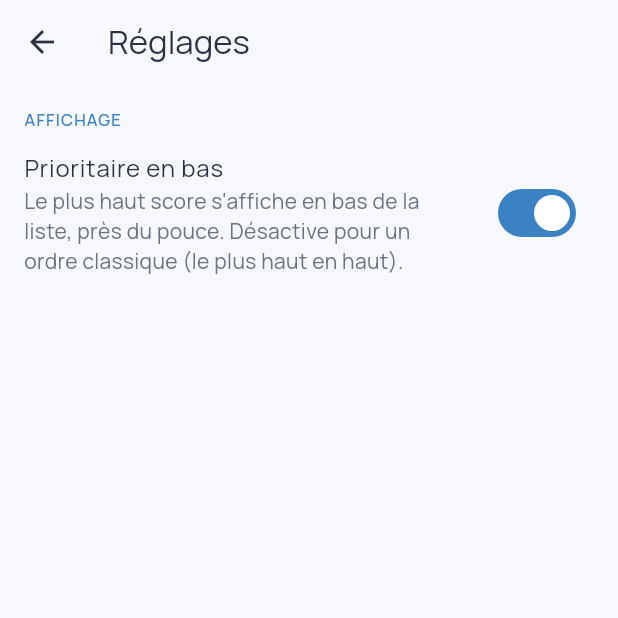
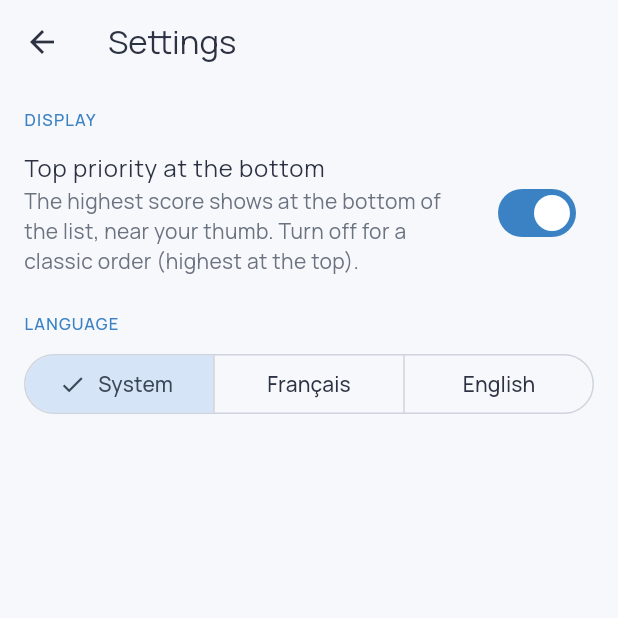
Before and after one commit to slashome/loop, a Flutter app: the screen it shows after launch, after a tap on the "settings" icon, on a phone screen of 412 x 824 dp, the top half of it. Run offline on Flutter 3.47's test engine with Material 3 defaults, Android fonts, the phone set to English and light mode, and no system bars; our stand-ins replace drift, drift_flutter, flutter_riverpod, google_fonts, shared_preferences; accounts and stored records are empty; generated files the repository leaves out were written again.

Commit message:
i18n : fondation fr/en + sélecteur de langue dans les Réglages
- flutter_localizations + gen-l10n (ARB en/fr), MaterialApp câblé (locale suit
  le réglage), Settings.languageTag persisté (système/fr/en).
- Sélecteur de langue (SegmentedButton) dans Réglages.
- Chaînes migrées : shell (nav, calendrier), onglet Actions (vues, état vide,
  indice, tooltips), Réglages. Reste (Repeats, édition, dates relatives) +
  dé-francisation du code : à sweeper ensuite.
- 48 tests verts, build web OK.

Co-Authored-By: Claude Opus 4.8 (1M context) <noreply@anthropic.com>

````diff
--- /dev/null
+++ b/l10n.yaml
@@ -0,0 +1,5 @@
+arb-dir: lib/l10n
+template-arb-file: app_en.arb
+output-localization-file: app_localizations.dart
+output-class: AppLocalizations
+nullable-getter: false
--- /dev/null
+++ b/lib/l10n/app_en.arb
@@ -0,0 +1,25 @@
+{
+  "@@locale": "en",
+  "appTitle": "Loop",
+  "navActions": "Actions",
+  "navRepeats": "Repeats",
+  "navCalendar": "Calendar",
+  "calendarComingSoon": "Calendar view — coming soon.",
+  "viewTodo": "To do",
+  "viewOverdue": "Overdue",
+  "viewUpcoming": "Upcoming",
+  "viewUndated": "No date",
+  "todoHint": "overdue + today",
+  "emptyList": "Nothing to show.",
+  "newTaskTooltip": "New task",
+  "newRecurrenceTooltip": "New recurrence",
+  "settingsTooltip": "Settings",
+  "settingsTitle": "Settings",
+  "settingsDisplay": "Display",
+  "settingsLanguage": "Language",
+  "newestAtBottomTitle": "Top priority at the bottom",
+  "newestAtBottomSubtitle": "The highest score shows at the bottom of the list, near your thumb. Turn off for a classic order (highest at the top).",
+  "languageSystem": "System",
+  "languageFrench": "Français",
+  "languageEnglish": "English"
+}
--- /dev/null
+++ b/lib/l10n/app_localizations.dart
@@ -0,0 +1,265 @@
+import 'dart:async';
+
+import 'package:flutter/foundation.dart';
+import 'package:flutter/widgets.dart';
+import 'package:flutter_localizations/flutter_localizations.dart';
+import 'package:intl/intl.dart' as intl;
+
+import 'app_localizations_en.dart';
+import 'app_localizations_fr.dart';
+
+// ignore_for_file: type=lint
+
+/// Callers can lookup localized strings with an instance of AppLocalizations
+/// returned by `AppLocalizations.of(context)`.
+///
+/// Applications need to include `AppLocalizations.delegate()` in their app's
+/// `localizationDelegates` list, and the locales they support in the app's
+/// `supportedLocales` list. For example:
+///
+/// ```dart
+/// import 'l10n/app_localizations.dart';
+///
+/// return MaterialApp(
+///   localizationsDelegates: AppLocalizations.localizationsDelegates,
+///   supportedLocales: AppLocalizations.supportedLocales,
+///   home: MyApplicationHome(),
+/// );
+/// ```
+///
+/// ## Update pubspec.yaml
+///
+/// Please make sure to update your pubspec.yaml to include the following
+/// packages:
+///
+/// ```yaml
+/// dependencies:
+///   # Internationalization support.
+///   flutter_localizations:
+///     sdk: flutter
+///   intl: any # Use the pinned version from flutter_localizations
+///
+///   # Rest of dependencies
+/// ```
+///
+/// ## iOS Applications
+///
+/// iOS applications define key application metadata, including supported
+/// locales, in an Info.plist file that is built into the application bundle.
+/// To configure the locales supported by your app, you’ll need to edit this
+/// file.
+///
+/// First, open your project’s ios/Runner.xcworkspace Xcode workspace file.
+/// Then, in the Project Navigator, open the Info.plist file under the Runner
+/// project’s Runner folder.
+///
+/// Next, select the Information Property List item, select Add Item from the
+/// Editor menu, then select Localizations from the pop-up menu.
+///
+/// Select and expand the newly-created Localizations item then, for each
+/// locale your application supports, add a new item and select the locale
+/// you wish to add from the pop-up menu in the Value field. This list should
+/// be consistent with the languages listed in the AppLocalizations.supportedLocales
+/// property.
+abstract class AppLocalizations {
+  AppLocalizations(String locale)
+      : localeName = intl.Intl.canonicalizedLocale(locale.toString());
+
+  final String localeName;
+
+  static AppLocalizations of(BuildContext context) {
+    return Localizations.of<AppLocalizations>(context, AppLocalizations)!;
+  }
+
+  static const LocalizationsDelegate<AppLocalizations> delegate =
+      _AppLocalizationsDelegate();
+
+  /// A list of this localizations delegate along with the default localizations
+  /// delegates.
+  ///
+  /// Returns a list of localizations delegates containing this delegate along with
+  /// GlobalMaterialLocalizations.delegate, GlobalCupertinoLocalizations.delegate,
+  /// and GlobalWidgetsLocalizations.delegate.
+  ///
+  /// Additional delegates can be added by appending to this list in
+  /// MaterialApp. This list does not have to be used at all if a custom list
+  /// of delegates is preferred or required.
+  static const List<LocalizationsDelegate<dynamic>> localizationsDelegates =
+      <LocalizationsDelegate<dynamic>>[
+    delegate,
+    GlobalMaterialLocalizations.delegate,
+    GlobalCupertinoLocalizations.delegate,
+    GlobalWidgetsLocalizations.delegate,
+  ];
+
+  /// A list of this localizations delegate's supported locales.
+  static const List<Locale> supportedLocales = <Locale>[
+    Locale('en'),
+    Locale('fr')
+  ];
+
+  /// No description provided for @appTitle.
+  ///
+  /// In en, this message translates to:
+  /// **'Loop'**
+  String get appTitle;
+
+  /// No description provided for @navActions.
+  ///
+  /// In en, this message translates to:
+  /// **'Actions'**
+  String get navActions;
+
+  /// No description provided for @navRepeats.
+  ///
+  /// In en, this message translates to:
+  /// **'Repeats'**
+  String get navRepeats;
+
+  /// No description provided for @navCalendar.
+  ///
+  /// In en, this message translates to:
+  /// **'Calendar'**
+  String get navCalendar;
+
+  /// No description provided for @calendarComingSoon.
+  ///
+  /// In en, this message translates to:
+  /// **'Calendar view — coming soon.'**
+  String get calendarComingSoon;
+
+  /// No description provided for @viewTodo.
+  ///
+  /// In en, this message translates to:
+  /// **'To do'**
+  String get viewTodo;
+
+  /// No description provided for @viewOverdue.
+  ///
+  /// In en, this message translates to:
+  /// **'Overdue'**
+  String get viewOverdue;
+
+  /// No description provided for @viewUpcoming.
+  ///
+  /// In en, this message translates to:
+  /// **'Upcoming'**
+  String get viewUpcoming;
+
+  /// No description provided for @viewUndated.
+  ///
+  /// In en, this message translates to:
+  /// **'No date'**
+  String get viewUndated;
+
+  /// No description provided for @todoHint.
+  ///
+  /// In en, this message translates to:
+  /// **'overdue + today'**
+  String get todoHint;
+
+  /// No description provided for @emptyList.
+  ///
+  /// In en, this message translates to:
+  /// **'Nothing to show.'**
+  String get emptyList;
+
+  /// No description provided for @newTaskTooltip.
+  ///
+  /// In en, this message translates to:
+  /// **'New task'**
+  String get newTaskTooltip;
+
+  /// No description provided for @newRecurrenceTooltip.
+  ///
+  /// In en, this message translates to:
+  /// **'New recurrence'**
+  String get newRecurrenceTooltip;
+
+  /// No description provided for @settingsTooltip.
+  ///
+  /// In en, this message translates to:
+  /// **'Settings'**
+  String get settingsTooltip;
+
+  /// No description provided for @settingsTitle.
+  ///
+  /// In en, this message translates to:
+  /// **'Settings'**
+  String get settingsTitle;
+
+  /// No description provided for @settingsDisplay.
+  ///
+  /// In en, this message translates to:
+  /// **'Display'**
+  String get settingsDisplay;
+
+  /// No description provided for @settingsLanguage.
+  ///
+  /// In en, this message translates to:
+  /// **'Language'**
+  String get settingsLanguage;
+
+  /// No description provided for @newestAtBottomTitle.
+  ///
+  /// In en, this message translates to:
+  /// **'Top priority at the bottom'**
+  String get newestAtBottomTitle;
+
+  /// No description provided for @newestAtBottomSubtitle.
+  ///
+  /// In en, this message translates to:
+  /// **'The highest score shows at the bottom of the list, near your thumb. Turn off for a classic order (highest at the top).'**
+  String get newestAtBottomSubtitle;
+
+  /// No description provided for @languageSystem.
+  ///
+  /// In en, this message translates to:
+  /// **'System'**
+  String get languageSystem;
+
+  /// No description provided for @languageFrench.
+  ///
+  /// In en, this message translates to:
+  /// **'Français'**
+  String get languageFrench;
+
+  /// No description provided for @languageEnglish.
+  ///
+  /// In en, this message translates to:
+  /// **'English'**
+  String get languageEnglish;
+}
+
+class _AppLocalizationsDelegate
+    extends LocalizationsDelegate<AppLocalizations> {
+  const _AppLocalizationsDelegate();
+
+  @override
+  Future<AppLocalizations> load(Locale locale) {
+    return SynchronousFuture<AppLocalizations>(lookupAppLocalizations(locale));
+  }
+
+  @override
+  bool isSupported(Locale locale) =>
+      <String>['en', 'fr'].contains(locale.languageCode);
+
+  @override
+  bool shouldReload(_AppLocalizationsDelegate old) => false;
+}
+
+AppLocalizations lookupAppLocalizations(Locale locale) {
+  // Lookup logic when only language code is specified.
+  switch (locale.languageCode) {
+    case 'en':
+      return AppLocalizationsEn();
+    case 'fr':
+      return AppLocalizationsFr();
+  }
+
+  throw FlutterError(
+      'AppLocalizations.delegate failed to load unsupported locale "$locale". This is likely '
+      'an issue with the localizations generation tool. Please file an issue '
+      'on GitHub with a reproducible sample app and the gen-l10n configuration '
+      'that was used.');
+}
--- a/lib/main.dart
+++ b/lib/main.dart
@@ -1,7 +1,9 @@
 import 'package:flutter/material.dart';
+import 'package:flutter_localizations/flutter_localizations.dart';
 import 'package:flutter_riverpod/flutter_riverpod.dart';
 import 'package:shared_preferences/shared_preferences.dart';
 
+import 'l10n/app_localizations.dart';
 import 'src/app/app_shell.dart';
 import 'src/core/db/app_database.dart';
 import 'src/core/theme/app_theme.dart';
@@ -33,15 +35,25 @@ Future<void> main() async {
 }
 
 /// Racine de l'application Loop.
-class LoopApp extends StatelessWidget {
+class LoopApp extends ConsumerWidget {
   const LoopApp({super.key});
 
   @override
-  Widget build(BuildContext context) {
+  Widget build(BuildContext context, WidgetRef ref) {
+    final tag = ref.watch(settingsProvider.select((s) => s.languageTag));
+    final locale = tag == 'system' ? null : Locale(tag);
     return MaterialApp(
       title: 'Loop',
       debugShowCheckedModeBanner: false,
       theme: buildAppTheme(),
+      locale: locale,
+      localizationsDelegates: const [
+        AppLocalizations.delegate,
+        GlobalMaterialLocalizations.delegate,
+        GlobalWidgetsLocalizations.delegate,
+        GlobalCupertinoLocalizations.delegate,
+      ],
+      supportedLocales: AppLocalizations.supportedLocales,
       home: const AppShell(),
     );
   }
--- a/lib/src/app/app_shell.dart
+++ b/lib/src/app/app_shell.dart
@@ -1,5 +1,6 @@
 import 'package:flutter/material.dart';
 
+import '../../l10n/app_localizations.dart';
 import '../features/recurrences/presentation/repeats_view.dart';
 import '../features/tasks/presentation/next_actions_view.dart';
 
@@ -22,26 +23,27 @@ class _AppShellState extends State<AppShell> {
 
   @override
   Widget build(BuildContext context) {
+    final l = AppLocalizations.of(context);
     return Scaffold(
       body: IndexedStack(index: _index, children: _pages),
       bottomNavigationBar: NavigationBar(
         selectedIndex: _index,
         onDestinationSelected: (i) => setState(() => _index = i),
-        destinations: const [
+        destinations: [
           NavigationDestination(
-            icon: Icon(Icons.checklist_outlined),
-            selectedIcon: Icon(Icons.checklist),
-            label: 'Actions',
+            icon: const Icon(Icons.checklist_outlined),
+            selectedIcon: const Icon(Icons.checklist),
+            label: l.navActions,
           ),
           NavigationDestination(
-            icon: Icon(Icons.repeat_outlined),
-            selectedIcon: Icon(Icons.repeat),
-            label: 'Repeats',
+            icon: const Icon(Icons.repeat_outlined),
+            selectedIcon: const Icon(Icons.repeat),
+            label: l.navRepeats,
           ),
           NavigationDestination(
-            icon: Icon(Icons.calendar_month_outlined),
-            selectedIcon: Icon(Icons.calendar_month),
-            label: 'Calendrier',
+            icon: const Icon(Icons.calendar_month_outlined),
+            selectedIcon: const Icon(Icons.calendar_month),
+            label: l.navCalendar,
           ),
         ],
       ),
@@ -54,9 +56,10 @@ class _CalendarPlaceholder extends StatelessWidget {
 
   @override
   Widget build(BuildContext context) {
+    final l = AppLocalizations.of(context);
     return Scaffold(
-      appBar: AppBar(title: const Text('Calendrier')),
-      body: const Center(child: Text('Vue calendrier — à venir.')),
+      appBar: AppBar(title: Text(l.navCalendar)),
+      body: Center(child: Text(l.calendarComingSoon)),
     );
   }
 }
--- a/lib/src/features/settings/domain/settings.dart
+++ b/lib/src/features/settings/domain/settings.dart
@@ -2,14 +2,22 @@
 library;
 
 class Settings {
-  const Settings({this.newestAtBottom = true});
+  const Settings({
+    this.newestAtBottom = true,
+    this.languageTag = 'system',
+  });
 
   /// Si vrai, la liste Actions est ancrée en bas (meilleur score près du
   /// pouce). Sinon, ancrée en haut (convention classique).
   final bool newestAtBottom;
 
-  Settings copyWith({bool? newestAtBottom}) =>
-      Settings(newestAtBottom: newestAtBottom ?? this.newestAtBottom);
+  /// Langue de l'interface : 'system' (langue de l'appareil), 'fr' ou 'en'.
+  final String languageTag;
+
+  Settings copyWith({bool? newestAtBottom, String? languageTag}) => Settings(
+        newestAtBottom: newestAtBottom ?? this.newestAtBottom,
+        languageTag: languageTag ?? this.languageTag,
+      );
 
   static const Settings defaults = Settings();
 }
--- a/lib/src/features/settings/presentation/settings_view.dart
+++ b/lib/src/features/settings/presentation/settings_view.dart
@@ -1,6 +1,7 @@
 import 'package:flutter/material.dart';
 import 'package:flutter_riverpod/flutter_riverpod.dart';
 
+import '../../../../l10n/app_localizations.dart';
 import '../application/settings_providers.dart';
 
 /// Écran des réglages utilisateur. Accueillera aussi k/τ/caps du score.
@@ -9,22 +10,33 @@ class SettingsView extends ConsumerWidget {
 
   @override
   Widget build(BuildContext context, WidgetRef ref) {
+    final l = AppLocalizations.of(context);
     final settings = ref.watch(settingsProvider);
     final notifier = ref.read(settingsProvider.notifier);
 
     return Scaffold(
-      appBar: AppBar(title: const Text('Réglages')),
+      appBar: AppBar(title: Text(l.settingsTitle)),
       body: ListView(
         children: [
-          const _SectionTitle('Affichage'),
+          _SectionTitle(l.settingsDisplay),
           SwitchListTile(
-            title: const Text('Prioritaire en bas'),
-            subtitle: const Text(
-              'Le plus haut score s\'affiche en bas de la liste, près du pouce. '
-              'Désactive pour un ordre classique (le plus haut en haut).',
-            ),
+            title: Text(l.newestAtBottomTitle),
+            subtitle: Text(l.newestAtBottomSubtitle),
             value: settings.newestAtBottom,
             onChanged: notifier.setNewestAtBottom,
+          ),
+          _SectionTitle(l.settingsLanguage),
+          Padding(
+            padding: const EdgeInsets.symmetric(horizontal: 16, vertical: 4),
+            child: SegmentedButton<String>(
+              segments: [
+                ButtonSegment(value: 'system', label: Text(l.languageSystem)),
+                ButtonSegment(value: 'fr', label: Text(l.languageFrench)),
+                ButtonSegment(value: 'en', label: Text(l.languageEnglish)),
+              ],
+              selected: {settings.languageTag},
+              onSelectionChanged: (s) => notifier.setLanguageTag(s.first),
+            ),
           ),
         ],
       ),
--- a/lib/src/features/tasks/presentation/next_actions_view.dart
+++ b/lib/src/features/tasks/presentation/next_actions_view.dart
@@ -1,6 +1,7 @@
 import 'package:flutter/material.dart';
 import 'package:flutter_riverpod/flutter_riverpod.dart';
 
+import '../../../../l10n/app_localizations.dart';
 import '../../../core/theme/brand_fab.dart';
 import '../../settings/application/settings_providers.dart';
 import '../../settings/presentation/settings_view.dart';
@@ -10,12 +11,12 @@ import '../domain/task_filters.dart';
 import 'task_edit_view.dart';
 import 'widgets/task_card.dart';
 
-const Map<TaskView, String> _viewLabels = {
-  TaskView.aFaire: 'À faire',
-  TaskView.enRetard: 'En retard',
-  TaskView.aVenir: 'À venir',
-  TaskView.nonDatees: 'Non datées',
-};
+String _viewLabel(AppLocalizations l, TaskView v) => switch (v) {
+      TaskView.aFaire => l.viewTodo,
+      TaskView.enRetard => l.viewOverdue,
+      TaskView.aVenir => l.viewUpcoming,
+      TaskView.nonDatees => l.viewUndated,
+    };
 
 /// Onglet 1 — Prochaines actions. Cœur de l'app : la liste triée par score.
 class NextActionsView extends ConsumerWidget {
@@ -23,6 +24,7 @@ class NextActionsView extends ConsumerWidget {
 
   @override
   Widget build(BuildContext context, WidgetRef ref) {
+    final l = AppLocalizations.of(context);
     final async = ref.watch(nextActionsProvider);
     final newestAtBottom = ref.watch(
       settingsProvider.select((s) => s.newestAtBottom),
@@ -34,7 +36,7 @@ class NextActionsView extends ConsumerWidget {
         centerTitle: true,
         actions: [
           IconButton(
-            tooltip: 'Réglages',
+            tooltip: l.settingsTooltip,
             icon: const Icon(Icons.settings_outlined),
             onPressed: () => Navigator.of(context).push(
               MaterialPageRoute<void>(builder: (_) => const SettingsView()),
@@ -43,7 +45,7 @@ class NextActionsView extends ConsumerWidget {
         ],
       ),
       floatingActionButton: BrandFab(
-        tooltip: 'Nouvelle tâche',
+        tooltip: l.newTaskTooltip,
         onPressed: () => Navigator.of(context).push(
           MaterialPageRoute<void>(builder: (_) => const TaskEditView()),
         ),
@@ -67,7 +69,7 @@ class NextActionsView extends ConsumerWidget {
                     ),
                     const SizedBox(height: 16),
                     Text(
-                      'Rien à afficher.',
+                      l.emptyList,
                       style: Theme.of(context).textTheme.bodyMedium?.copyWith(
                             color:
                                 Theme.of(context).colorScheme.onSurfaceVariant,
@@ -121,6 +123,7 @@ class _ViewBar extends ConsumerWidget {
   @override
   Widget build(BuildContext context, WidgetRef ref) {
     final theme = Theme.of(context);
+    final l = AppLocalizations.of(context);
     final view = ref.watch(viewProvider);
     final tasks = ref.watch(tasksProvider).valueOrNull ?? const <Task>[];
     final now = DateTime.now();
@@ -134,7 +137,7 @@ class _ViewBar extends ConsumerWidget {
           Padding(
             padding: const EdgeInsets.fromLTRB(16, 6, 16, 0),
             child: Text(
-              'en retard + aujourd\'hui',
+              l.todoHint,
               style: theme.textTheme.bodySmall?.copyWith(
                 color: theme.colorScheme.onSurfaceVariant,
               ),
@@ -152,7 +155,7 @@ class _ViewBar extends ConsumerWidget {
                   padding: const EdgeInsets.only(right: 8),
                   child: ChoiceChip(
                     label: Text(
-                      '${_viewLabels[v]} (${tasksForView(tasks, v, now).length})',
+                      '${_viewLabel(l, v)} (${tasksForView(tasks, v, now).length})',
                     ),
                     selected: view == v,
                     showCheckmark: false,
--- a/pubspec.yaml
+++ b/pubspec.yaml
@@ -10,6 +10,9 @@ environment:
 dependencies:
   flutter:
     sdk: flutter
+  flutter_localizations:
+    sdk: flutter
+  intl: any
   flutter_riverpod: ^2.6.1
   drift: ^2.20.0
   drift_flutter: ^0.2.0
@@ -29,5 +32,6 @@ dev_dependencies:
 
 flutter:
   uses-material-design: true
+  generate: true
   assets:
     - assets/branding/
````
Also changed, not shown: lib/l10n/app_fr.arb (added, +25 -0 lines), lib/l10n/app_localizations_en.dart (added, +77 -0 lines), lib/l10n/app_localizations_fr.dart (added, +77 -0 lines), lib/src/features/settings/application/settings_providers.dart (+8 -0 lines), pubspec.lock.
